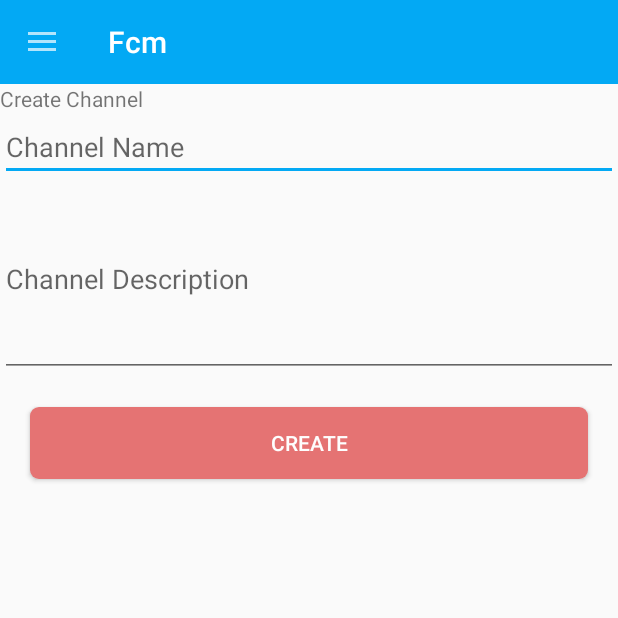
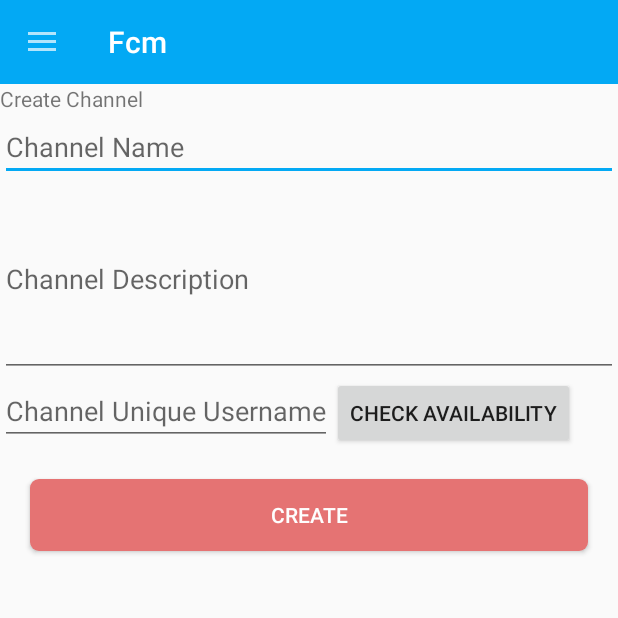
Before and after one commit to Staffone9/UpToSomethingNew, an Android app: the CreateChannel screen opened directly, with no data from a screen before it, on a phone screen of 412 x 824 dp, the top half of it. Run offline under Robolectric (Android 15) with nearby library versions, the phone set to English and light mode, and no system bars.

Commit message:
create channel changes

```diff
--- a/app/src/main/java/com/example/staffonechristian/fcm/MainActivity.java
+++ b/app/src/main/java/com/example/staffonechristian/fcm/MainActivity.java
@@ -65,7 +65,7 @@ public class MainActivity extends AppCompatActivity implements NavigationView.On
         mToolBar = (Toolbar)findViewById(R.id.nav_action);
         setSupportActionBar(mToolBar);
 
-        mDrawerLayout = (DrawerLayout)findViewById(R.id.activity_recycler_view_hell_yeah);
+        mDrawerLayout = (DrawerLayout)findViewById(R.id.activity_main);
         mToggle = new ActionBarDrawerToggle(this,mDrawerLayout,R.string.open,R.string.close);
 
         mDrawerLayout.addDrawerListener(mToggle);
--- a/app/src/main/res/layout/activity_create_channel.xml
+++ b/app/src/main/res/layout/activity_create_channel.xml
@@ -35,6 +35,21 @@
             android:scrollHorizontally="true"
             android:id="@+id/ChannerlDescriptionEdittext"
             android:lines="5" />
+        <LinearLayout
+            android:layout_width="wrap_content"
+            android:layout_height="wrap_content"
+            android:orientation="horizontal">
+            <EditText
+                android:layout_width="match_parent"
+                android:layout_height="wrap_content"
+                android:hint="Channel Unique Username"
+                android:id="@+id/username" />
+            <Button
+                android:layout_width="wrap_content"
+                android:layout_height="wrap_content"
+                android:text="Check Availability"
+                />
+        </LinearLayout>
 
         <Button
             android:id="@+id/CreateChannelButton"
```
Also changed, not shown: app/src/main/java/com/example/staffonechristian/fcm/ChannelDataModel.java (added, +54 -0 lines), app/src/main/res/mipmap-mdpi/ic_announcement_black_24dp.png (deleted), app/src/main/res/mipmap-mdpi/ic_launch_black_24dp.png (deleted), app/src/main/res/mipmap-mdpi/ic_launcher.png (deleted), app/src/main/res/mipmap-mdpi/ic_launcher_round.png (deleted), app/src/main/res/mipmap-mdpi/ic_subscriptions_black_24dp.png (deleted), app/src/main/res/mipmap-xhdpi/ic_launcher.png (deleted), app/src/main/res/mipmap-xxhdpi/ic_launcher.png (deleted), app/src/main/res/mipmap-xxxhdpi/ic_launcher.png (deleted).
